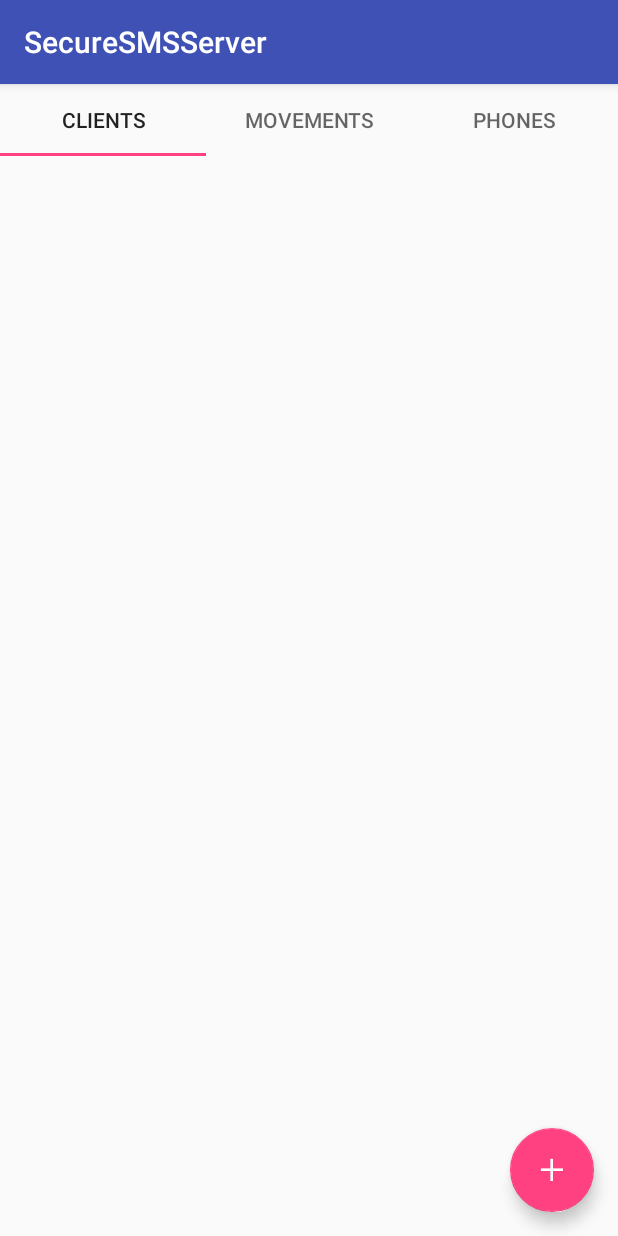
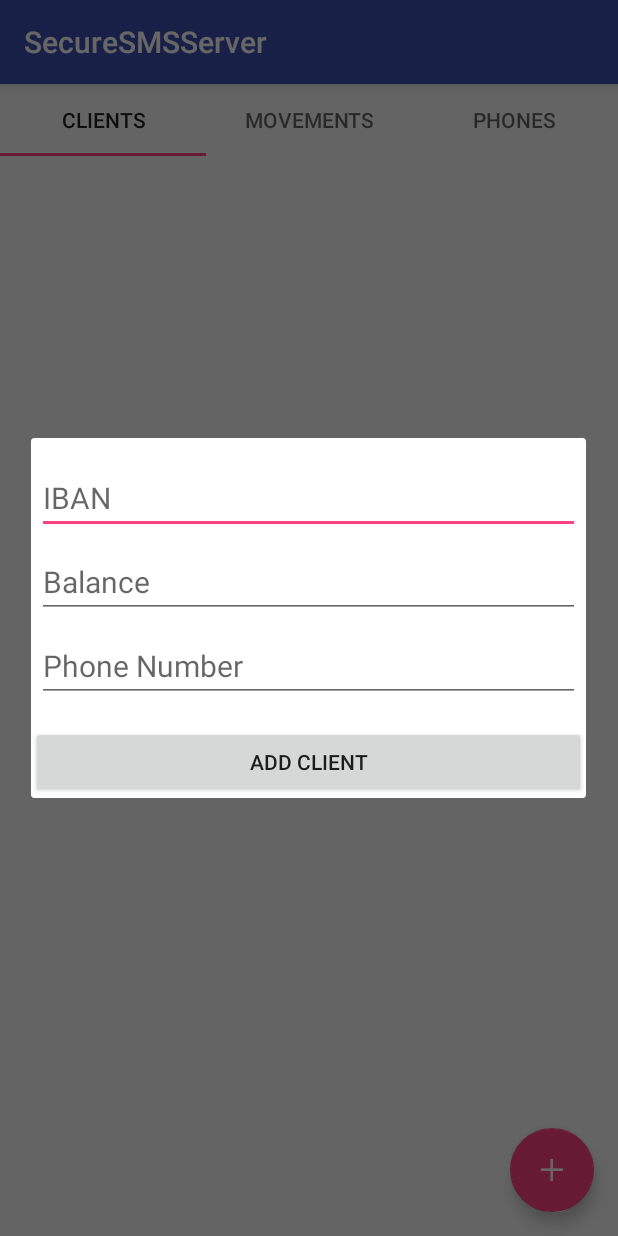
Before and after one commit to jtf16/SecureSMSPayment, an Android app: the screen it shows after launch (MainActivity), after a tap on an icon or button, on a phone screen of 412 x 824 dp. Run offline under Robolectric (Android 15) with nearby library versions, the phone set to English and light mode, and no system bars.

Commit message:
1.5 SecureSMSServer: Add DialogFragments on FloatingActionButton click

```diff
--- a/SecureSMSServer/app/src/main/java/pt/ulisboa/ist/sirs/securesmsserver/fragments/ClientsFragment.java
+++ b/SecureSMSServer/app/src/main/java/pt/ulisboa/ist/sirs/securesmsserver/fragments/ClientsFragment.java
@@ -5,6 +5,7 @@ import android.net.Uri;
 import android.os.Bundle;
 import android.support.design.widget.FloatingActionButton;
 import android.support.v4.app.Fragment;
+import android.support.v4.app.FragmentManager;
 import android.support.v7.widget.LinearLayoutManager;
 import android.support.v7.widget.RecyclerView;
 import android.view.LayoutInflater;
@@ -100,7 +101,10 @@ public class ClientsFragment extends Fragment {
         fab_add_client.setOnClickListener(new View.OnClickListener() {
             @Override
             public void onClick(View view) {
-                // TODO: perform an action on floating button clicked
+                FragmentManager fm = getFragmentManager();
+                InsertClientFragment insertClientFragment =
+                        InsertClientFragment.newInstance();
+                insertClientFragment.show(fm, "fragment_insert_client");
             }
         });
     }
--- /dev/null
+++ b/SecureSMSServer/app/src/main/java/pt/ulisboa/ist/sirs/securesmsserver/fragments/InsertClientFragment.java
@@ -0,0 +1,96 @@
+package pt.ulisboa.ist.sirs.securesmsserver.fragments;
+
+import android.os.Bundle;
+import android.support.v4.app.DialogFragment;
+import android.view.LayoutInflater;
+import android.view.View;
+import android.view.ViewGroup;
+import android.widget.Button;
+import android.widget.EditText;
+
+import pt.ulisboa.ist.sirs.securesmsserver.R;
+
+/**
+ * A simple {@link DialogFragment} subclass.
+ * Use the {@link InsertClientFragment#newInstance} factory method to
+ * create an instance of this fragment.
+ */
+public class InsertClientFragment extends DialogFragment {
+
+    private EditText editTextIBAN;
+    private EditText editTextBalance;
+    private EditText editTextPhone;
+    private Button btnInsertClient;
+
+    public InsertClientFragment() {
+        // Required empty public constructor
+    }
+
+    /**
+     * Use this factory method to create a new instance of
+     * this fragment using the provided parameters.
+     *
+     * @return A new instance of fragment InsertClientFragment.
+     */
+    public static InsertClientFragment newInstance() {
+        InsertClientFragment fragment = new InsertClientFragment();
+        Bundle args = new Bundle();
+        fragment.setArguments(args);
+        return fragment;
+    }
+
+    /** Called when the user taps the Insert Client button */
+    public void doInsertClient() {
+
+    }
+
+    @Override
+    public void onCreate(Bundle savedInstanceState) {
+        super.onCreate(savedInstanceState);
+        if (getArguments() != null) {
+
+        }
+    }
+
+    @Override
+    public View onCreateView(LayoutInflater inflater, ViewGroup container,
+                             Bundle savedInstanceState) {
+        // Inflate the layout for this fragment
+        View rootView = inflater.inflate(
+                R.layout.fragment_insert_client, container, false);
+        getDialog().setTitle("Add Client");
+
+        setEditTextIBAN(rootView);
+
+        setEditTextBalance(rootView);
+
+        setEditTextPhone(rootView);
+
+        setBtnInsertClient(rootView);
+
+        return rootView;
+    }
+
+    private void setBtnInsertClient(View view) {
+        btnInsertClient = (Button) view.findViewById(R.id.btn_insert_client);
+        btnInsertClient.setOnClickListener(new View.OnClickListener() {
+
+            @Override
+            public void onClick(View v) {
+                doInsertClient();
+            }
+        });
+    }
+
+    private void setEditTextBalance(View view) {
+        editTextBalance = (EditText) view.findViewById(R.id.client_balance);
+    }
+
+    private void setEditTextIBAN(View view) {
+        editTextIBAN = (EditText) view.findViewById(R.id.client_iban);
+    }
+
+    private void setEditTextPhone(View view) {
+        editTextPhone = (EditText) view.findViewById(R.id.client_phoneNumber);
+    }
+}
--- a/SecureSMSServer/app/src/main/java/pt/ulisboa/ist/sirs/securesmsserver/fragments/PhonesFragment.java
+++ b/SecureSMSServer/app/src/main/java/pt/ulisboa/ist/sirs/securesmsserver/fragments/PhonesFragment.java
@@ -5,6 +5,7 @@ import android.net.Uri;
 import android.os.Bundle;
 import android.support.design.widget.FloatingActionButton;
 import android.support.v4.app.Fragment;
+import android.support.v4.app.FragmentManager;
 import android.support.v7.widget.LinearLayoutManager;
 import android.support.v7.widget.RecyclerView;
 import android.view.LayoutInflater;
@@ -100,7 +101,10 @@ public class PhonesFragment extends Fragment {
         fab_add_phone.setOnClickListener(new View.OnClickListener() {
             @Override
             public void onClick(View view) {
-                // TODO: perform an action on floating button clicked
+                FragmentManager fm = getFragmentManager();
+                InsertPhoneFragment insertPhoneFragment =
+                        InsertPhoneFragment.newInstance();
+                insertPhoneFragment.show(fm, "fragment_insert_phone");
             }
         });
     }
--- /dev/null
+++ b/SecureSMSServer/app/src/main/res/layout/fragment_insert_client.xml
@@ -0,0 +1,56 @@
+<?xml version="1.0" encoding="utf-8"?>
+<LinearLayout xmlns:android="http://schemas.android.com/apk/res/android"
+    android:layout_width="match_parent"
+    android:layout_height="match_parent"
+    android:minWidth="370dp"
+    android:orientation="vertical" >
+
+    <EditText
+        android:id="@+id/client_iban"
+        android:layout_gravity="center"
+        android:layout_width="match_parent"
+        android:layout_height="wrap_content"
+        android:layout_marginTop="16dp"
+        android:layout_marginLeft="4dp"
+        android:layout_marginRight="4dp"
+        android:layout_marginBottom="4dp"
+        android:singleLine="true"
+        android:textSize="20sp"
+        android:hint="@string/IBAN"/>
+
+    <EditText
+        android:id="@+id/client_balance"
+        android:layout_gravity="center"
+        android:layout_width="match_parent"
+        android:layout_height="wrap_content"
+        android:inputType="numberDecimal"
+        android:layout_marginTop="4dp"
+        android:layout_marginLeft="4dp"
+        android:layout_marginRight="4dp"
+        android:layout_marginBottom="4dp"
+        android:singleLine="true"
+        android:textSize="20sp"
+        android:hint="@string/balance"/>
+
+    <EditText
+        android:id="@+id/client_phoneNumber"
+        android:layout_gravity="center"
+        android:layout_width="match_parent"
+        android:layout_height="wrap_content"
+        android:inputType="number"
+        android:layout_marginTop="4dp"
+        android:layout_marginLeft="4dp"
+        android:layout_marginRight="4dp"
+        android:layout_marginBottom="16dp"
+        android:singleLine="true"
+        android:textSize="20sp"
+        android:hint="@string/phone_number"/>
+
+    <Button
+        android:id="@+id/btn_insert_client"
+        android:layout_gravity="center"
+        android:layout_width="match_parent"
+        android:layout_height="wrap_content"
+        android:text="@string/insert_client" />
+
+</LinearLayout>
--- a/SecureSMSServer/app/src/main/res/values/strings.xml
+++ b/SecureSMSServer/app/src/main/res/values/strings.xml
@@ -6,6 +6,13 @@
     <string name="movements">Movements</string>
     <string name="phones">Phones</string>
 
-    <!-- TODO: Remove or change this placeholder text -->
-    <string name="hello_blank_fragment">Hello blank fragment</string>
+    <!-- DialogFragments EditTexts strings -->
+    <string name="IBAN">IBAN</string>
+    <string name="balance">Balance</string>
+    <string name="phone_number">Phone Number</string>
+
+    <!-- DialogFragments Buttons strings -->
+    <string name="insert_client">Add Client</string>
+    <string name="insert_phone">Add Phone</string>
+
 </resources>
```
Also changed, not shown: SecureSMSServer/app/src/main/java/pt/ulisboa/ist/sirs/securesmsserver/fragments/InsertPhoneFragment.java (added, +89 -0 lines), SecureSMSServer/app/src/main/res/layout/fragment_insert_phone.xml (added, +42 -0 lines).
